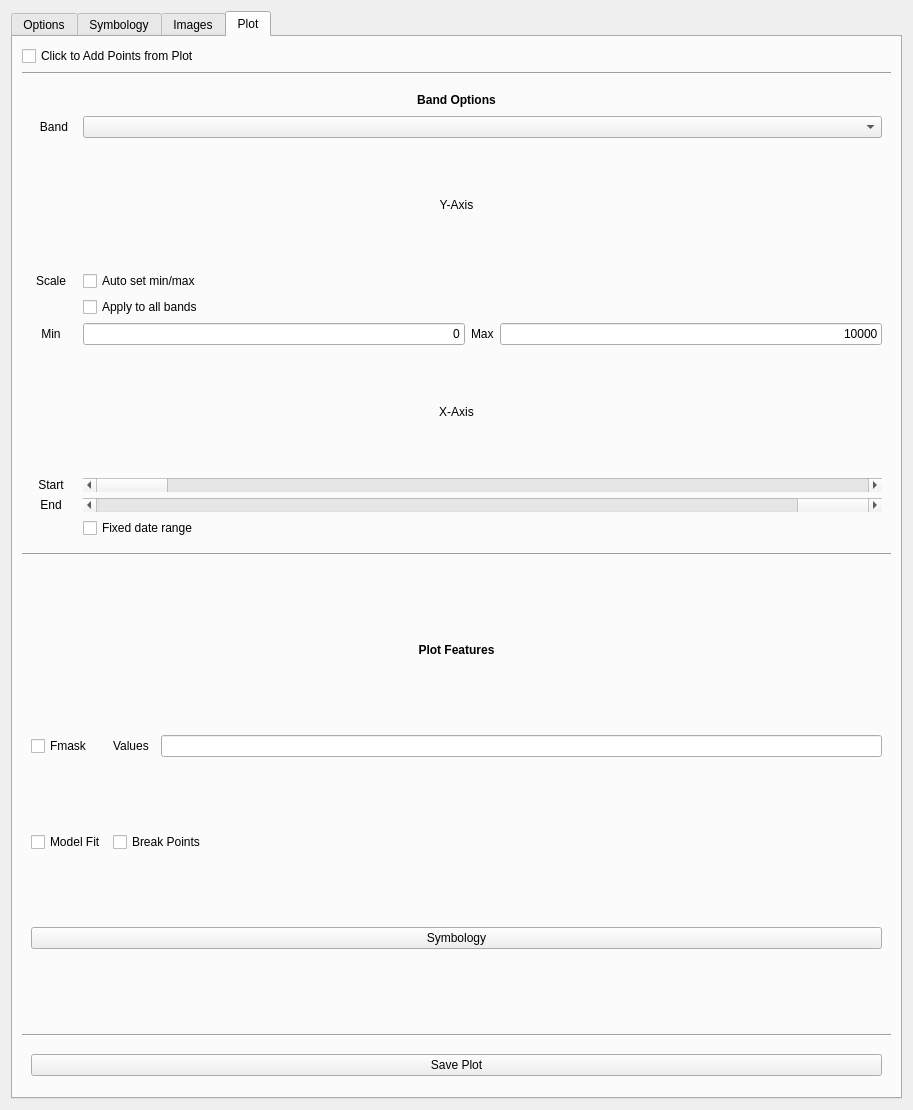
The window that ui/ui_controls.ui (ceholden/TSTools) describes before a commit, drawn with Qt 5.
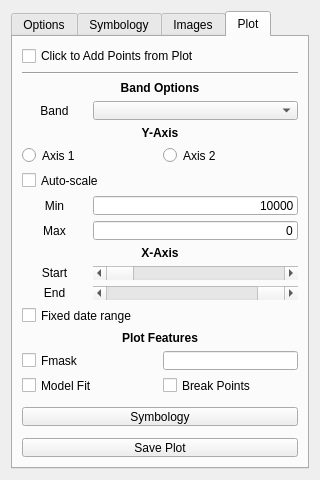
The same window after the commit. The open tabs and pages were chosen to show the change.

Commit message: Progress toward rework of controls page

```diff
--- a/ui/ui_controls.ui
+++ b/ui/ui_controls.ui
@@ -6,8 +6,8 @@
    <rect>
     <x>0</x>
     <y>0</y>
-    <width>913</width>
-    <height>1110</height>
+    <width>320</width>
+    <height>480</height>
    </rect>
   </property>
   <property name="sizePolicy">
@@ -403,112 +403,173 @@
       <attribute name="title">
        <string>Plot</string>
       </attribute>
-      <layout class="QGridLayout" name="gridLayout_5">
-       <item row="4" column="0">
-        <widget class="Line" name="line_2">
-         <property name="orientation">
-          <enum>Qt::Horizontal</enum>
-         </property>
-        </widget>
-       </item>
-       <item row="0" column="0">
-        <widget class="QCheckBox" name="cbox_plotlayer">
-         <property name="sizePolicy">
-          <sizepolicy hsizetype="Preferred" vsizetype="Fixed">
-           <horstretch>0</horstretch>
-           <verstretch>0</verstretch>
-          </sizepolicy>
-         </property>
-         <property name="maximumSize">
-          <size>
-           <width>16777215</width>
-           <height>16777215</height>
-          </size>
-         </property>
-         <property name="text">
-          <string>Click to Add Points from Plot</string>
-         </property>
-        </widget>
-       </item>
-       <item row="10" column="0">
-        <widget class="QWidget" name="widget_9" native="true">
-         <property name="maximumSize">
-          <size>
-           <width>16777215</width>
-           <height>45</height>
-          </size>
-         </property>
-         <layout class="QVBoxLayout" name="verticalLayout_5">
-          <item>
-           <widget class="QPushButton" name="but_plot_save">
-            <property name="text">
-             <string>Save Plot</string>
-            </property>
-           </widget>
-          </item>
-         </layout>
-        </widget>
-       </item>
-       <item row="1" column="0">
-        <widget class="Line" name="line_3">
-         <property name="orientation">
-          <enum>Qt::Horizontal</enum>
-         </property>
-        </widget>
-       </item>
-       <item row="9" column="0">
-        <widget class="Line" name="line_7">
-         <property name="orientation">
-          <enum>Qt::Horizontal</enum>
-         </property>
-        </widget>
-       </item>
-       <item row="3" column="0">
-        <widget class="QWidget" name="widget_3" native="true">
-         <property name="sizePolicy">
-          <sizepolicy hsizetype="Preferred" vsizetype="Preferred">
-           <horstretch>0</horstretch>
-           <verstretch>0</verstretch>
-          </sizepolicy>
-         </property>
-         <property name="minimumSize">
-          <size>
-           <width>0</width>
-           <height>0</height>
-          </size>
-         </property>
-         <property name="maximumSize">
-          <size>
-           <width>16777215</width>
-           <height>16777215</height>
-          </size>
-         </property>
          <layout class="QGridLayout" name="gridLayout_3">
-          <item row="4" column="3" colspan="3">
-           <widget class="QCheckBox" name="cbox_scale">
+       <item row="27" column="1" colspan="2">
+        <widget class="Line" name="line_3">
+         <property name="sizePolicy">
+          <sizepolicy hsizetype="Minimum" vsizetype="Preferred">
+           <horstretch>0</horstretch>
+           <verstretch>0</verstretch>
+          </sizepolicy>
+         </property>
+         <property name="orientation">
+          <enum>Qt::Horizontal</enum>
+         </property>
+        </widget>
+       </item>
+       <item row="25" column="1" colspan="2">
+        <widget class="Line" name="line_2">
+         <property name="sizePolicy">
+          <sizepolicy hsizetype="Preferred" vsizetype="Preferred">
+           <horstretch>0</horstretch>
+           <verstretch>0</verstretch>
+          </sizepolicy>
+         </property>
+         <property name="orientation">
+          <enum>Qt::Horizontal</enum>
+         </property>
+        </widget>
+       </item>
+       <item row="2" column="0" colspan="4">
+        <widget class="QLabel" name="label">
+         <property name="sizePolicy">
+          <sizepolicy hsizetype="Preferred" vsizetype="Preferred">
+           <horstretch>0</horstretch>
+           <verstretch>0</verstretch>
+          </sizepolicy>
+         </property>
+         <property name="maximumSize">
+          <size>
+           <width>16777215</width>
+           <height>16777215</height>
+          </size>
+         </property>
             <property name="text">
-             <string>Auto set min/max</string>
-            </property>
-           </widget>
-          </item>
-          <item row="10" column="3" colspan="3">
-           <widget class="QCheckBox" name="cbox_xscale_fix">
+          <string>&lt;html&gt;&lt;head/&gt;&lt;body&gt;&lt;p&gt;&lt;span style=&quot; font-weight:600;&quot;&gt;Band Options&lt;/span&gt;&lt;/p&gt;&lt;/body&gt;&lt;/html&gt;</string>
+         </property>
+         <property name="alignment">
+          <set>Qt::AlignCenter</set>
+         </property>
+        </widget>
+       </item>
+       <item row="7" column="0" colspan="4">
+        <widget class="QLabel" name="label_3">
             <property name="text">
-             <string>Fixed date range</string>
-            </property>
-           </widget>
-          </item>
-          <item row="7" column="1" colspan="5">
+          <string>&lt;html&gt;&lt;head/&gt;&lt;body&gt;&lt;p&gt;&lt;span style=&quot; font-weight:600;&quot;&gt;Y-Axis&lt;/span&gt;&lt;/p&gt;&lt;/body&gt;&lt;/html&gt;</string>
+         </property>
+         <property name="alignment">
+          <set>Qt::AlignCenter</set>
+         </property>
+        </widget>
+       </item>
+       <item row="9" column="2" colspan="2">
+        <widget class="QRadioButton" name="rad_axis_2">
+         <property name="sizePolicy">
+          <sizepolicy hsizetype="Preferred" vsizetype="Preferred">
+           <horstretch>0</horstretch>
+           <verstretch>0</verstretch>
+          </sizepolicy>
+         </property>
+         <property name="text">
+          <string>Axis 2</string>
+         </property>
+        </widget>
+       </item>
+       <item row="9" column="0" colspan="2">
+        <widget class="QRadioButton" name="rad_axis_1">
+         <property name="sizePolicy">
+          <sizepolicy hsizetype="Preferred" vsizetype="Preferred">
+           <horstretch>0</horstretch>
+           <verstretch>0</verstretch>
+          </sizepolicy>
+         </property>
+         <property name="text">
+          <string>Axis 1</string>
+         </property>
+        </widget>
+       </item>
+       <item row="10" column="0" colspan="4">
+        <widget class="QCheckBox" name="cbox_yscale_auto">
+         <property name="sizePolicy">
+          <sizepolicy hsizetype="Preferred" vsizetype="Preferred">
+           <horstretch>0</horstretch>
+           <verstretch>0</verstretch>
+          </sizepolicy>
+         </property>
+         <property name="text">
+          <string>Auto-scale</string>
+         </property>
+        </widget>
+       </item>
+       <item row="14" column="0">
+        <widget class="QLabel" name="lab_max">
+         <property name="text">
+          <string>Max</string>
+         </property>
+         <property name="alignment">
+          <set>Qt::AlignCenter</set>
+         </property>
+        </widget>
+       </item>
+       <item row="13" column="0">
+        <widget class="QLabel" name="lab_min">
+         <property name="text">
+          <string>Min</string>
+         </property>
+         <property name="alignment">
+          <set>Qt::AlignCenter</set>
+         </property>
+        </widget>
+       </item>
+       <item row="13" column="1" colspan="3">
+        <widget class="QLineEdit" name="edit_ymax">
+         <property name="sizePolicy">
+          <sizepolicy hsizetype="Preferred" vsizetype="Preferred">
+           <horstretch>0</horstretch>
+           <verstretch>0</verstretch>
+          </sizepolicy>
+         </property>
+         <property name="inputMask">
+          <string/>
+         </property>
+         <property name="text">
+          <string>10000</string>
+         </property>
+         <property name="alignment">
+          <set>Qt::AlignRight|Qt::AlignTrailing|Qt::AlignVCenter</set>
+         </property>
+        </widget>
+       </item>
+       <item row="14" column="1" colspan="3">
+        <widget class="QLineEdit" name="edit_ymin">
+         <property name="sizePolicy">
+          <sizepolicy hsizetype="Preferred" vsizetype="Preferred">
+           <horstretch>0</horstretch>
+           <verstretch>0</verstretch>
+          </sizepolicy>
+         </property>
+         <property name="inputMask">
+          <string/>
+         </property>
+         <property name="text">
+          <string>0</string>
+         </property>
+         <property name="alignment">
+          <set>Qt::AlignRight|Qt::AlignTrailing|Qt::AlignVCenter</set>
+         </property>
+        </widget>
+       </item>
+       <item row="17" column="0" colspan="4">
            <widget class="QLabel" name="label_4">
             <property name="text">
-             <string>X-Axis</string>
+          <string>&lt;html&gt;&lt;head/&gt;&lt;body&gt;&lt;p&gt;&lt;span style=&quot; font-weight:600;&quot;&gt;X-Axis&lt;/span&gt;&lt;/p&gt;&lt;/body&gt;&lt;/html&gt;</string>
             </property>
             <property name="alignment">
              <set>Qt::AlignCenter</set>
             </property>
            </widget>
           </item>
-          <item row="8" column="1">
+       <item row="18" column="0">
            <widget class="QLabel" name="lab_xmin">
             <property name="minimumSize">
              <size>
@@ -524,7 +585,26 @@
             </property>
            </widget>
           </item>
-          <item row="9" column="1">
+       <item row="18" column="1" colspan="3">
+        <widget class="QScrollBar" name="scroll_xmin">
+         <property name="sizePolicy">
+          <sizepolicy hsizetype="Preferred" vsizetype="Preferred">
+           <horstretch>0</horstretch>
+           <verstretch>0</verstretch>
+          </sizepolicy>
+         </property>
+         <property name="pageStep">
+          <number>1</number>
+         </property>
+         <property name="tracking">
+          <bool>false</bool>
+         </property>
+         <property name="orientation">
+          <enum>Qt::Horizontal</enum>
+         </property>
+        </widget>
+       </item>
+       <item row="19" column="0">
            <widget class="QLabel" name="lab_xmax">
             <property name="minimumSize">
              <size>
@@ -540,96 +620,17 @@
             </property>
            </widget>
           </item>
-          <item row="0" column="1" colspan="5">
-           <widget class="QLabel" name="label">
-            <property name="sizePolicy">
-             <sizepolicy hsizetype="Preferred" vsizetype="Preferred">
-              <horstretch>0</horstretch>
-              <verstretch>0</verstretch>
-             </sizepolicy>
-            </property>
-            <property name="maximumSize">
-             <size>
-              <width>16777215</width>
-              <height>20</height>
-             </size>
-            </property>
-            <property name="text">
-             <string>&lt;html&gt;&lt;head/&gt;&lt;body&gt;&lt;p&gt;&lt;span style=&quot; font-weight:600;&quot;&gt;Band Options&lt;/span&gt;&lt;/p&gt;&lt;/body&gt;&lt;/html&gt;</string>
-            </property>
-            <property name="alignment">
-             <set>Qt::AlignCenter</set>
-            </property>
-           </widget>
-          </item>
-          <item row="6" column="4">
-           <widget class="QLabel" name="lab_max">
-            <property name="text">
-             <string>Max</string>
-            </property>
-           </widget>
-          </item>
-          <item row="1" column="1" colspan="2">
-           <widget class="QLabel" name="lab_band">
-            <property name="text">
-             <string>Band</string>
-            </property>
-            <property name="alignment">
-             <set>Qt::AlignCenter</set>
-            </property>
-           </widget>
-          </item>
-          <item row="6" column="5">
-           <widget class="QLineEdit" name="edit_max">
-            <property name="inputMask">
-             <string/>
-            </property>
-            <property name="text">
-             <string>10000</string>
-            </property>
-            <property name="alignment">
-             <set>Qt::AlignRight|Qt::AlignTrailing|Qt::AlignVCenter</set>
-            </property>
-           </widget>
-          </item>
-          <item row="6" column="3">
-           <widget class="QLineEdit" name="edit_min">
-            <property name="inputMask">
-             <string/>
-            </property>
-            <property name="text">
-             <string>0</string>
-            </property>
-            <property name="alignment">
-             <set>Qt::AlignRight|Qt::AlignTrailing|Qt::AlignVCenter</set>
-            </property>
-           </widget>
-          </item>
-          <item row="1" column="3" colspan="3">
-           <widget class="QComboBox" name="combox_band"/>
-          </item>
-          <item row="6" column="1">
-           <widget class="QLabel" name="lab_min">
-            <property name="text">
-             <string>Min</string>
-            </property>
-            <property name="alignment">
-             <set>Qt::AlignCenter</set>
-            </property>
-           </widget>
-          </item>
-          <item row="3" column="1" colspan="5">
-           <widget class="QLabel" name="label_3">
-            <property name="text">
-             <string>Y-Axis</string>
-            </property>
-            <property name="alignment">
-             <set>Qt::AlignCenter</set>
-            </property>
-           </widget>
-          </item>
-          <item row="9" column="3" colspan="3">
+       <item row="19" column="1" colspan="3">
            <widget class="QScrollBar" name="scroll_xmax">
+         <property name="sizePolicy">
+          <sizepolicy hsizetype="Preferred" vsizetype="Preferred">
+           <horstretch>0</horstretch>
+           <verstretch>0</verstretch>
+          </sizepolicy>
+         </property>
+         <property name="pageStep">
+          <number>1</number>
+         </property>
             <property name="value">
              <number>99</number>
             </property>
@@ -644,52 +645,20 @@
             </property>
            </widget>
           </item>
-          <item row="8" column="3" colspan="3">
-           <widget class="QScrollBar" name="scroll_xmin">
-            <property name="tracking">
-             <bool>false</bool>
-            </property>
-            <property name="orientation">
-             <enum>Qt::Horizontal</enum>
-            </property>
-           </widget>
-          </item>
-          <item row="4" column="1">
-           <widget class="QLabel" name="lab_scale">
+       <item row="20" column="0" colspan="4">
+        <widget class="QCheckBox" name="cbox_xscale_fix">
+         <property name="sizePolicy">
+          <sizepolicy hsizetype="Preferred" vsizetype="Preferred">
+           <horstretch>0</horstretch>
+           <verstretch>0</verstretch>
+          </sizepolicy>
+         </property>
             <property name="text">
-             <string>Scale</string>
-            </property>
-            <property name="alignment">
-             <set>Qt::AlignCenter</set>
-            </property>
-           </widget>
-          </item>
-          <item row="5" column="3" colspan="3">
-           <widget class="QCheckBox" name="cbox_yscale_all">
-            <property name="text">
-             <string>Apply to all bands</string>
-            </property>
-           </widget>
-          </item>
-         </layout>
-        </widget>
-       </item>
-       <item row="8" column="0">
-        <widget class="QWidget" name="widget_5" native="true">
-         <property name="minimumSize">
-          <size>
-           <width>0</width>
-           <height>0</height>
-          </size>
-         </property>
-         <property name="maximumSize">
-          <size>
-           <width>16777215</width>
-           <height>16777215</height>
-          </size>
-         </property>
-         <layout class="QGridLayout" name="gridLayout_4">
-          <item row="0" column="0" colspan="4">
+          <string>Fixed date range</string>
+         </property>
+        </widget>
+       </item>
+       <item row="21" column="0" colspan="4">
            <widget class="QLabel" name="label_2">
             <property name="maximumSize">
              <size>
@@ -705,49 +674,128 @@
             </property>
            </widget>
           </item>
-          <item row="3" column="0">
-           <widget class="QCheckBox" name="cbox_modelfit">
-            <property name="text">
-             <string>Model Fit</string>
-            </property>
-           </widget>
-          </item>
-          <item row="2" column="1">
-           <widget class="QLabel" name="lab_values">
+       <item row="23" column="2" colspan="2">
+        <widget class="QLineEdit" name="edit_maskvalues">
+         <property name="sizePolicy">
+          <sizepolicy hsizetype="Preferred" vsizetype="Preferred">
+           <horstretch>0</horstretch>
+           <verstretch>0</verstretch>
+          </sizepolicy>
+         </property>
             <property name="text">
-             <string>Values</string>
+          <string/>
             </property>
            </widget>
           </item>
-          <item row="2" column="0">
+       <item row="23" column="0" colspan="2">
            <widget class="QCheckBox" name="cbox_fmask">
+         <property name="sizePolicy">
+          <sizepolicy hsizetype="Preferred" vsizetype="Preferred">
+           <horstretch>0</horstretch>
+           <verstretch>0</verstretch>
+          </sizepolicy>
+         </property>
             <property name="text">
              <string>Fmask</string>
             </property>
            </widget>
           </item>
-          <item row="3" column="1" colspan="3">
+       <item row="24" column="0" colspan="2">
+        <widget class="QCheckBox" name="cbox_modelfit">
+         <property name="sizePolicy">
+          <sizepolicy hsizetype="Preferred" vsizetype="Preferred">
+           <horstretch>0</horstretch>
+           <verstretch>0</verstretch>
+          </sizepolicy>
+         </property>
+         <property name="text">
+          <string>Model Fit</string>
+         </property>
+        </widget>
+       </item>
+       <item row="24" column="2" colspan="2">
            <widget class="QCheckBox" name="cbox_breakpoint">
+         <property name="sizePolicy">
+          <sizepolicy hsizetype="Preferred" vsizetype="Preferred">
+           <horstretch>0</horstretch>
+           <verstretch>0</verstretch>
+          </sizepolicy>
+         </property>
             <property name="text">
              <string>Break Points</string>
             </property>
            </widget>
           </item>
-          <item row="2" column="3">
-           <widget class="QLineEdit" name="edit_values">
+       <item row="28" column="0" colspan="4">
+        <widget class="QPushButton" name="but_plot_save">
+         <property name="sizePolicy">
+          <sizepolicy hsizetype="Preferred" vsizetype="Preferred">
+           <horstretch>0</horstretch>
+           <verstretch>0</verstretch>
+          </sizepolicy>
+         </property>
             <property name="text">
-             <string/>
+          <string>Save Plot</string>
             </property>
            </widget>
           </item>
-          <item row="4" column="0" colspan="4">
+       <item row="26" column="0" colspan="4">
            <widget class="QPushButton" name="but_symbology">
+         <property name="sizePolicy">
+          <sizepolicy hsizetype="Preferred" vsizetype="Preferred">
+           <horstretch>0</horstretch>
+           <verstretch>0</verstretch>
+          </sizepolicy>
+         </property>
             <property name="text">
              <string>Symbology</string>
             </property>
            </widget>
           </item>
-         </layout>
+       <item row="0" column="0" colspan="4">
+        <widget class="QCheckBox" name="cbox_plotlayer">
+         <property name="sizePolicy">
+          <sizepolicy hsizetype="Preferred" vsizetype="Preferred">
+           <horstretch>0</horstretch>
+           <verstretch>0</verstretch>
+          </sizepolicy>
+         </property>
+         <property name="maximumSize">
+          <size>
+           <width>16777215</width>
+           <height>16777215</height>
+          </size>
+         </property>
+         <property name="text">
+          <string>Click to Add Points from Plot</string>
+         </property>
+        </widget>
+       </item>
+       <item row="1" column="0" colspan="4">
+        <widget class="Line" name="line_7">
+         <property name="orientation">
+          <enum>Qt::Horizontal</enum>
+         </property>
+        </widget>
+       </item>
+       <item row="6" column="0">
+        <widget class="QLabel" name="lab_band">
+         <property name="text">
+          <string>Band</string>
+         </property>
+         <property name="alignment">
+          <set>Qt::AlignCenter</set>
+         </property>
+        </widget>
+       </item>
+       <item row="6" column="1" colspan="3">
+        <widget class="QComboBox" name="combox_band">
+         <property name="sizePolicy">
+          <sizepolicy hsizetype="Preferred" vsizetype="Preferred">
+           <horstretch>0</horstretch>
+           <verstretch>0</verstretch>
+          </sizepolicy>
+         </property>
         </widget>
        </item>
       </layout>
```
Left out of the diff: 16 changed lines with no effect on the pictures. Lines whose indentation alone changed are shown as unchanged. The commit also changes 6 other files.
